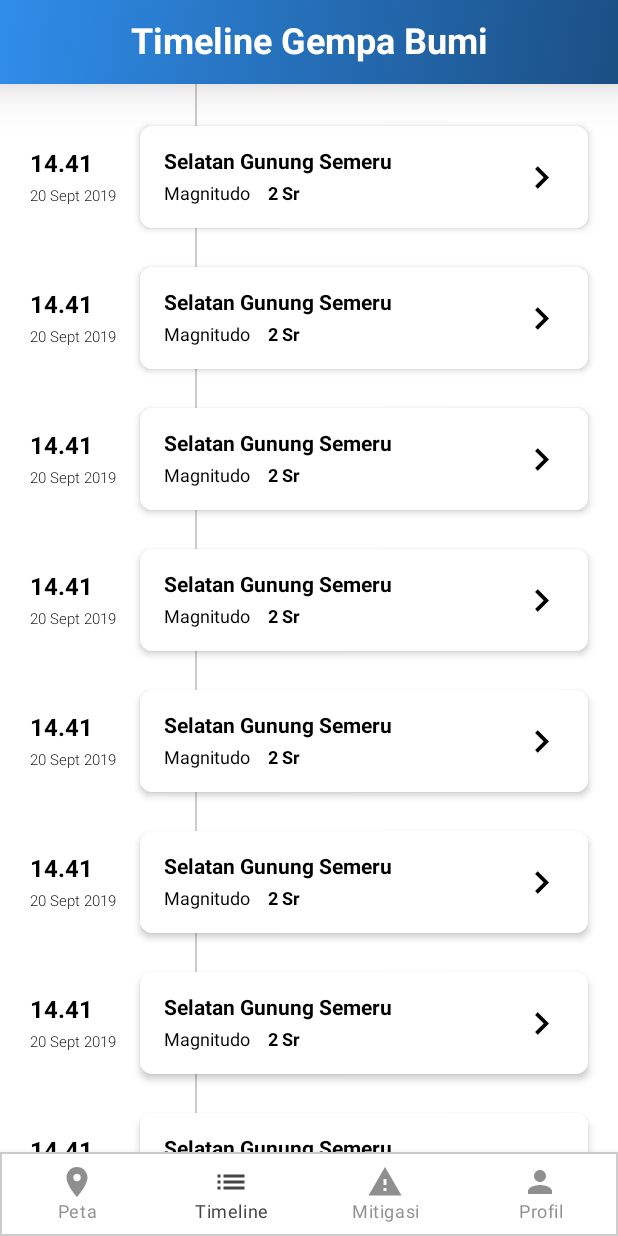
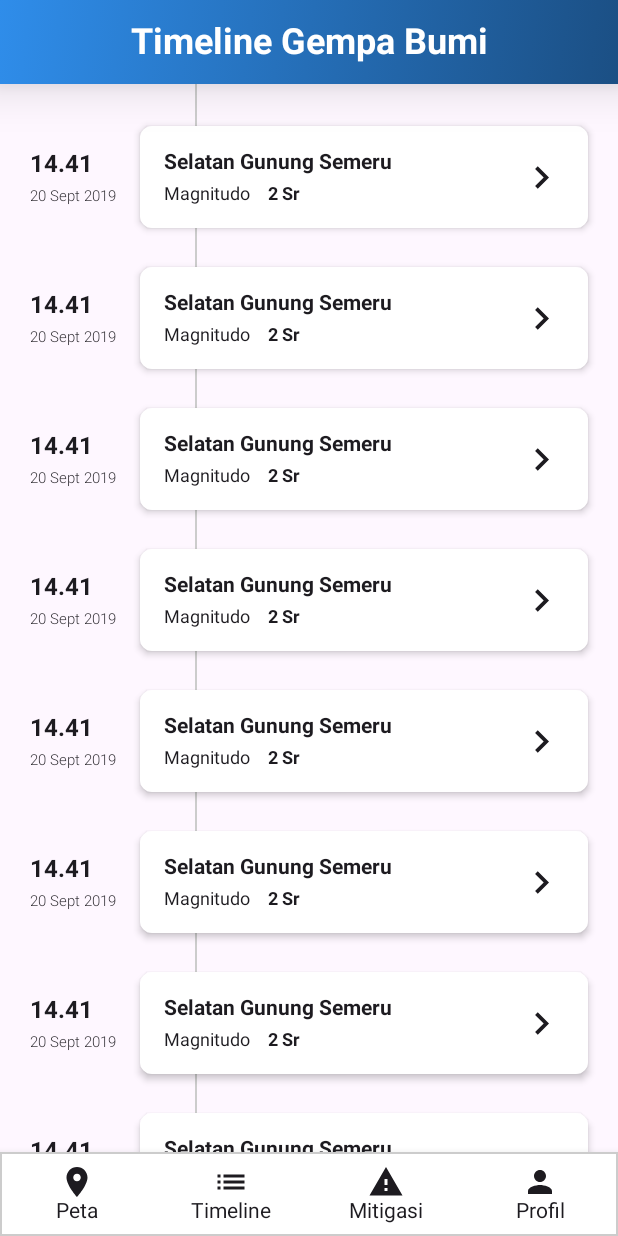
Before and after one commit to hussainabdillah/dimas-mobile-app, an Android app built with Jetpack Compose: the @Preview function TimelineScreenPreview, on a phone screen of 412 x 824 dp. Run offline under Robolectric (Android 15) with nearby library versions, the phone set to English and light mode, and no system bars.

Commit message:
Revise Material to Material3 Import Problem

```diff
--- a/app/src/main/java/com/seisme/dimas/ui/components/BottomNavigation/BottomNavigationBar.kt
+++ b/app/src/main/java/com/seisme/dimas/ui/components/BottomNavigation/BottomNavigationBar.kt
@@ -1,10 +1,12 @@
 package com.seisme.dimas.ui.components.BottomNavigation
 
 import androidx.compose.foundation.border
+//noinspection UsingMaterialAndMaterial3Libraries
 import androidx.compose.material.BottomNavigation
+//noinspection UsingMaterialAndMaterial3Libraries
 import androidx.compose.material.BottomNavigationItem
-import androidx.compose.material.Icon
-import androidx.compose.material.Text
+import androidx.compose.material3.Icon
+import androidx.compose.material3.Text
 import androidx.compose.material.icons.Icons
 import androidx.compose.material.icons.automirrored.filled.List
 import androidx.compose.material.icons.filled.*
--- a/app/src/main/java/com/seisme/dimas/ui/components/HeaderNavigationBar.kt
+++ b/app/src/main/java/com/seisme/dimas/ui/components/HeaderNavigationBar.kt
@@ -5,7 +5,8 @@ import androidx.compose.foundation.layout.Box
 import androidx.compose.foundation.layout.PaddingValues
 import androidx.compose.foundation.layout.fillMaxWidth
 import androidx.compose.foundation.layout.height
-import androidx.compose.material.Text
+import androidx.compose.material3.Text
+//noinspection UsingMaterialAndMaterial3Libraries
 import androidx.compose.material.TopAppBar
 import androidx.compose.runtime.Composable
 import androidx.compose.ui.Alignment
--- a/app/src/main/java/com/seisme/dimas/ui/screens/LoginScreen/LoginScreen.kt
+++ b/app/src/main/java/com/seisme/dimas/ui/screens/LoginScreen/LoginScreen.kt
@@ -1,7 +1,7 @@
 package com.seisme.dimas.ui.screens.LoginScreen
 
 import androidx.compose.foundation.layout.*
-import androidx.compose.material.*
+import androidx.compose.material3.*
 import androidx.compose.runtime.*
 import androidx.compose.ui.Modifier
 import androidx.compose.ui.unit.dp
@@ -45,7 +45,7 @@ fun LoginScreen(
 
         // Show error message if exists
         state.errorMessage?.let { errorMessage ->
-            Text(text = errorMessage, color = MaterialTheme.colors.error)
+            Text(text = errorMessage, color = MaterialTheme.colorScheme.error)
             Spacer(modifier = Modifier.height(8.dp))
         }
 
--- a/app/src/main/java/com/seisme/dimas/ui/screens/timelineScreen/TimelineScreen.kt
+++ b/app/src/main/java/com/seisme/dimas/ui/screens/timelineScreen/TimelineScreen.kt
@@ -13,10 +13,10 @@ import androidx.compose.foundation.layout.padding
 import androidx.compose.foundation.layout.width
 import androidx.compose.foundation.lazy.LazyColumn
 import androidx.compose.foundation.shape.RoundedCornerShape
-import androidx.compose.material.Icon
-import androidx.compose.material.Scaffold
-import androidx.compose.material.Surface
-import androidx.compose.material.Text
+import androidx.compose.material3.Icon
+import androidx.compose.material3.Scaffold
+import androidx.compose.material3.Surface
+import androidx.compose.material3.Text
 import androidx.compose.material.icons.Icons
 import androidx.compose.material.icons.automirrored.filled.KeyboardArrowRight
 import androidx.compose.runtime.Composable
@@ -103,7 +103,7 @@ fun EarthquakeItem(time: String, date: String, location: String, magnitude: Stri
         Surface(
             shape = RoundedCornerShape(8.dp),
             color = Color.White,
-            elevation = 3.dp,
+            shadowElevation = 3.dp,
             modifier = Modifier
                 .fillMaxWidth()
                 .padding(vertical = 8.dp)
```
